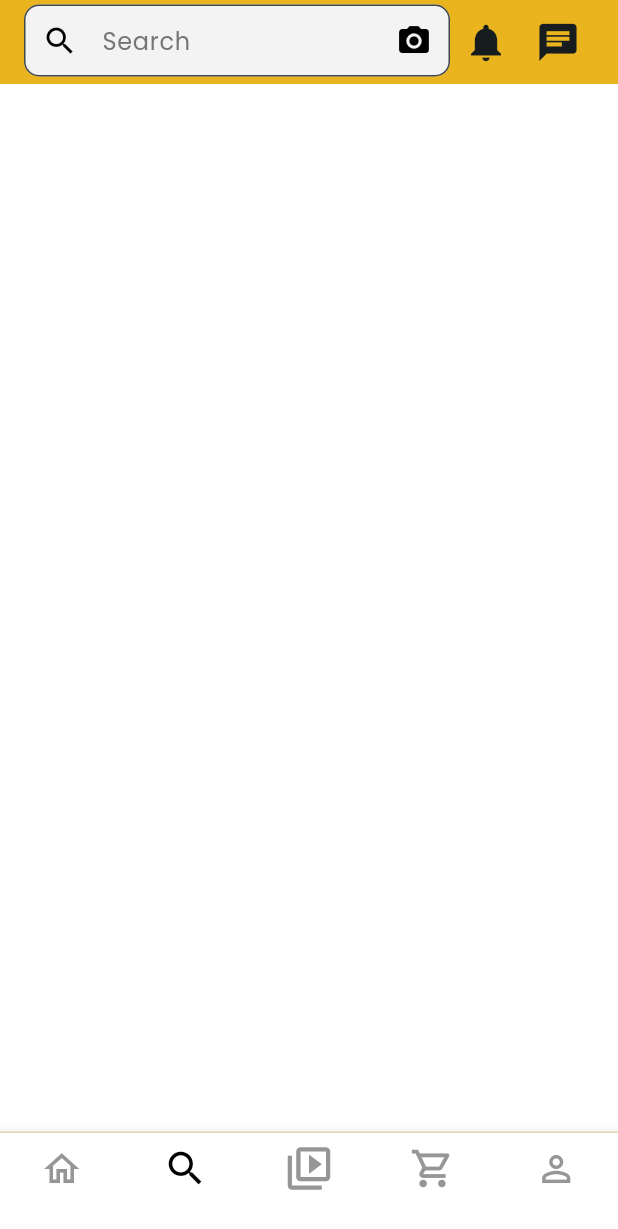
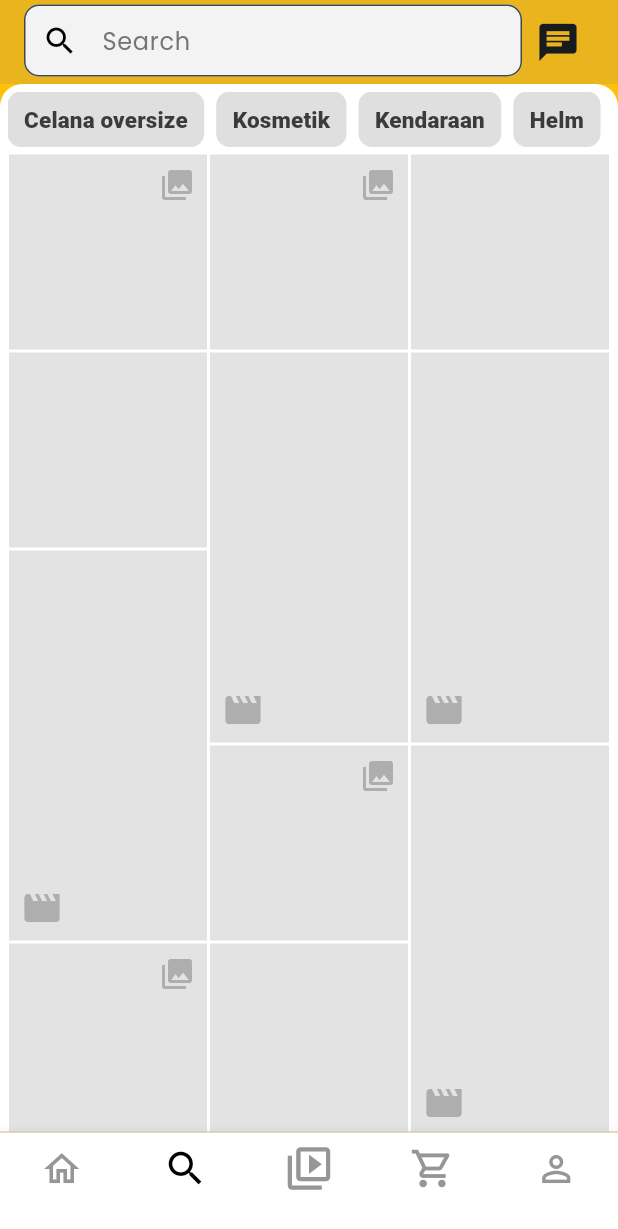
Before and after one commit to contact-iqbal/Celoo-flutter, a Flutter app: the Dashboard screen opened directly, item 2 of the bottom bar chosen, on a phone screen of 412 x 824 dp. Shown: the top 1229 px of the screen. Run offline on Flutter 3.47's test engine with Material 3 defaults, Android fonts, the phone set to English and light mode, and no system bars; our stand-ins replace flutter_html, google_fonts.

Commit message:
restyle page : search.dart

```diff
--- a/lib/src/views/dashboard.dart
+++ b/lib/src/views/dashboard.dart
@@ -186,7 +186,7 @@ class _DashboardState extends State<Dashboard> {
                                 ),
                                 SizedBox(height: 10),
                                 Text(
-                                  'Setup password dan nomor hp kamu sekarang, agar bisa nikmatin fitur lebih banyak lagi!',
+                                  'Setup password dan nomor hp kamu sekarang, agar bisa nikmatin fitur lebih banyak lagi! pergi ke Account > Settings > information',
                                   style: GoogleFonts.poppins(
                                     fontSize: 16,
                                     color: Colors.black54,
@@ -249,7 +249,7 @@ class _DashboardState extends State<Dashboard> {
                               child: _buildactionitem(
                                 Icons.wallet,
                                 "Transfer",
-                                "tanpa biaya admin",
+                                "Gratis admin",
                               ),
                             ),
                           ],
@@ -615,13 +615,14 @@ class _DashboardState extends State<Dashboard> {
                                   '5.8Rb',
                                 ),
                                 _productleft(
-                                  'PAKET HEMAT 3 PCS CELANA KOLOR PENDEK OLAHRAGA CELANA FUTSAL PRIA WANITA UKURAN ANAK DAN DEWASA',
-                                  '53.000',
-                                  'discount',
-                                  'rating',
-                                  '3',
-                                  'customerCount',
+                                  'HANCUR HARGA TOPI NY BASEBALL NEW YORK TERBARU COD TOPI NY BASEBALL',
+                                  '8.000',
+                                  '67%',
+                                  '4.3',
+                                  '428',
+                                  '13Rb',
                                 ),
+                                _productleft('2 Pcs Laser Foglamp D2 Superbright High Low Mini Driving Lampu Tembak Laser BONUS SAKLAR', 'Rp10.750', '12%', '4.6', '2028', '9.2Rb')
                               ],
                             ),
                           ),
@@ -649,12 +650,12 @@ class _DashboardState extends State<Dashboard> {
                                     '1.2Rb',
                                   ),
                                   _productright(
-                                    'title',
-                                    'price',
-                                    'discount',
-                                    'rating',
-                                    '3',
-                                    'customerCount',
+                                    'Kipas Angin Lipat Kipas Angin Portable Putar 180 Mini Kipas Fan Portable Lingkar Kipas Meja Naik dan Turun - RTG',
+                                    '35.999',
+                                    '55%',
+                                    '4.5',
+                                    '123',
+                                    '994',
                                   ),
                                 ],
                               ),
--- a/lib/src/views/search.dart
+++ b/lib/src/views/search.dart
@@ -4,7 +4,6 @@ import 'package:myapp/src/views/Profile.dart';
 import 'package:myapp/src/views/cart.dart';
 import 'package:myapp/src/views/dashboard.dart';
 import 'package:myapp/src/views/video.dart';
-import 'notificationpage.dart';
 
 class Search extends StatefulWidget {
   const Search({super.key});
@@ -27,7 +26,7 @@ class _SearchState extends State<Search> {
   @override
   Widget build(BuildContext context) {
     return Scaffold(
-      backgroundColor: Colors.white,
+      backgroundColor: Colors.amber,
 
       appBar: _selectedIndex == 0
           ? AppBar(
@@ -52,28 +51,10 @@ class _SearchState extends State<Search> {
                           border: OutlineInputBorder(
                             borderRadius: BorderRadius.circular(10),
                           ),
-                          suffixIcon: IconButton(
-                            icon: const Icon(
-                              Icons.camera_alt,
-                              color: Colors.black,
-                            ),
-                            onPressed: () {},
-                          ),
                           contentPadding: EdgeInsets.symmetric(horizontal: 10),
                         ),
                       ),
                     ),
-                  ),
-                  IconButton(
-                    icon: Icon(Icons.notifications, size: 30),
-                    onPressed: () {
-                      Navigator.push(
-                        context,
-                        MaterialPageRoute(
-                          builder: (context) => Notificationpage(),
-                        ),
-                      );
-                    },
                   ),
                   IconButton(
                     icon: Icon(Icons.chat, size: 30),
@@ -84,15 +65,175 @@ class _SearchState extends State<Search> {
             )
           : null,
 
-      body: _selectedIndex == 0
-          ? SingleChildScrollView(
-              padding: const EdgeInsets.all(16.0),
-              child: Column(
-                crossAxisAlignment: CrossAxisAlignment.start,
-                children: [],
+      body: Container(
+        decoration: BoxDecoration(
+          borderRadius: BorderRadius.only(
+            topLeft: Radius.circular(15),
+            topRight: Radius.circular(15),
+          ),
+          color: Colors.white,
+        ),
+        height: double.infinity,
+        child: _selectedIndex == 0
+            ? SingleChildScrollView(
+                padding: const EdgeInsets.all(5.0),
+                child: Column(
+                  crossAxisAlignment: CrossAxisAlignment.start,
+                  children: [
+                    categorylist(),
+
+                    SizedBox(height: 4),
+                    Row(
+                      crossAxisAlignment: CrossAxisAlignment.start,
+                      children: [
+                        Expanded(
+                          flex: 1,
+                          child: Column(
+                            children: [
+                              _postimage(true),
+                              _postimage(false),
+                              _postvideo(),
+                              _postimage(true),
+                              _postimage(false),
+                              _postimage(true),
+                              _postimage(false),
+                              _postvideo(),
+                              _postimage(true),
+                              _postimage(false),
+                            ],
+                          ),
+                        ),
+                        Expanded(
+                          flex: 1,
+                          child: Column(
+                            children: [
+                              _postimage(true),
+                              _postvideo(),
+                              _postimage(true),
+                              _postvideo(),
+                              _postimage(true),
+                              _postimage(false),
+                              _postvideo(),
+                              _postimage(true),
+                              _postimage(false),
+                            ],
+                          ),
+                        ),
+                        Expanded(
+                          flex: 1,
+                          child: Column(
+                            children: [
+                              _postimage(false),
+                              _postvideo(),
+                              _postvideo(),
+                              _postimage(true),
+                              _postimage(true),
+                              _postimage(false),
+                              _postvideo(),
+                              _postimage(true),
+                              _postimage(false),
+                            ],
+                          ),
+                        ),
+                      ],
+                    ),
+                  ],
+                ),
+              )
+            : _pages[_selectedIndex],
+      ),
+    );
+  }
+
+  SingleChildScrollView categorylist() {
+    return SingleChildScrollView(
+      scrollDirection: Axis.horizontal,
+      child: Row(
+        children: [
+          _categories('Celana oversize'),
+          _categories('Kosmetik'),
+          _categories('Kendaraan'),
+          _categories('Helm'),
+          _categories('Keyboard tactical'),
+          _categories('mouse'),
+          _categories('Lampu LED'),
+        ],
+      ),
+    );
+  }
+
+  Widget _categories(String category) {
+    return Container(
+      margin: EdgeInsets.only(right: 8),
+      decoration: BoxDecoration(
+        color: const Color.fromARGB(255, 223, 223, 223),
+        borderRadius: BorderRadius.circular(9),
+      ),
+      child: TextButton(
+        style: TextButton.styleFrom(
+          padding: EdgeInsets.only(left: 11, right: 11, top: 8, bottom: 8),
+          minimumSize: Size.zero,
+          tapTargetSize: MaterialTapTargetSize.shrinkWrap,
+        ),
+        onPressed: () {},
+        child: Text(
+          category,
+          style: TextStyle(
+            fontWeight: FontWeight.w900,
+            fontSize: 15,
+            color: const Color.fromARGB(255, 59, 59, 59),
+          ),
+        ),
+      ),
+    );
+  }
+
+  Widget _postimage(bool isMany) {
+    return Container(
+      decoration: BoxDecoration(
+        color: const Color.fromARGB(255, 227, 227, 227),
+      ),
+      margin: EdgeInsets.all(1),
+      width: double.infinity,
+      height: 130,
+      child: Padding(
+        padding: const EdgeInsets.all(8.0),
+        child: Column(
+          crossAxisAlignment: CrossAxisAlignment.end,
+          children: [
+            if (isMany)
+              Icon(
+                Icons.collections,
+                color: const Color.fromARGB(255, 174, 174, 174),
               ),
-            )
-          : _pages[_selectedIndex],
+          ],
+        ),
+      ),
+    );
+  }
+
+  Widget _postvideo() {
+    return Container(
+      decoration: BoxDecoration(
+        color: const Color.fromARGB(255, 227, 227, 227),
+      ),
+      margin: EdgeInsets.all(1),
+      width: double.infinity,
+      height: 260,
+      child: Padding(
+        padding: const EdgeInsets.all(8.0),
+        child: Column(
+          mainAxisAlignment: MainAxisAlignment.end,
+          crossAxisAlignment: CrossAxisAlignment.start,
+          children: [
+            Icon(
+              Icons.movie,
+              color: const Color.fromARGB(255, 174, 174, 174),
+              size: 28,
+            ),
+          ],
+        ),
+      ),
     );
   }
 }
```
